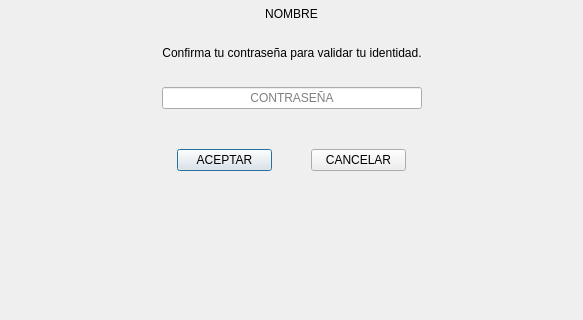
Qt form Validacion.ui (Matapuercos666/OPTICA) before a commit; both pictures show x 0 to 583 and y 146 to 466 of the 583 by 547 pixel window.
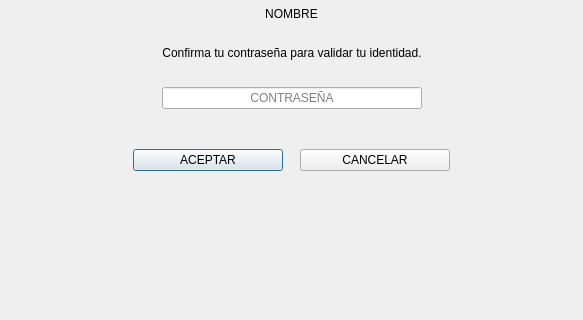
The same form after that commit. Icons and pictures are not drawn.

Patch:
```diff
--- a/Validacion.ui
+++ b/Validacion.ui
@@ -141,6 +141,12 @@
        </item>
        <item row="0" column="1">
         <widget class="QPushButton" name="ACEPTAR">
+         <property name="minimumSize">
+          <size>
+           <width>150</width>
+           <height>0</height>
+          </size>
+         </property>
          <property name="text">
           <string>ACEPTAR</string>
          </property>
@@ -148,6 +154,12 @@
        </item>
        <item row="0" column="3">
         <widget class="QPushButton" name="CANCELAR">
+         <property name="minimumSize">
+          <size>
+           <width>150</width>
+           <height>0</height>
+          </size>
+         </property>
          <property name="text">
           <string>CANCELAR</string>
          </property>
```
